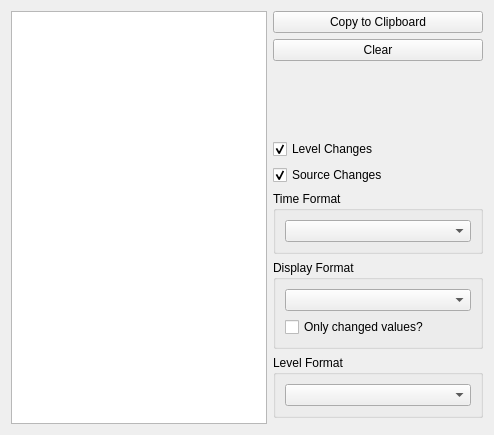
Qt form ui/logwindow.ui (docsteer/sacnview) before a commit.
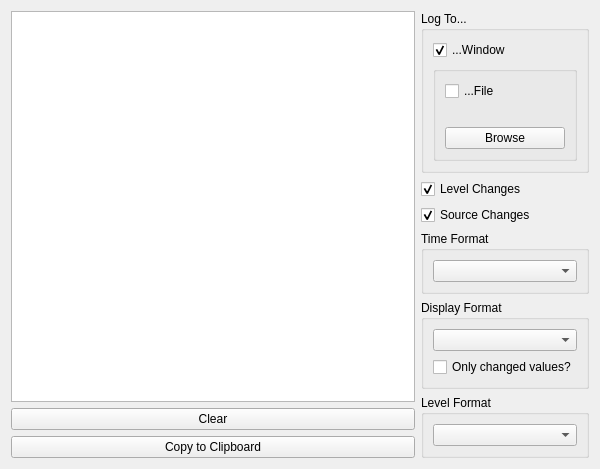
The same form after that commit. Icons and pictures are not drawn.

```diff
--- a/ui/logwindow.ui
+++ b/ui/logwindow.ui
@@ -6,16 +6,22 @@
    <rect>
     <x>0</x>
     <y>0</y>
-    <width>494</width>
+    <width>600</width>
     <height>435</height>
    </rect>
   </property>
   <property name="sizePolicy">
-   <sizepolicy hsizetype="Expanding" vsizetype="Expanding">
+   <sizepolicy hsizetype="MinimumExpanding" vsizetype="Expanding">
     <horstretch>0</horstretch>
     <verstretch>0</verstretch>
    </sizepolicy>
   </property>
+  <property name="minimumSize">
+   <size>
+    <width>600</width>
+    <height>0</height>
+   </size>
+  </property>
   <property name="windowTitle">
    <string>Log</string>
   </property>
@@ -23,9 +29,23 @@
    <iconset resource="../res/resources.qrc">
     <normaloff>:/icons/univ_view.png</normaloff>:/icons/univ_view.png</iconset>
   </property>
-  <layout class="QGridLayout" name="gridLayout">
-   <item row="0" column="0" rowspan="5">
+  <layout class="QGridLayout" name="gridLayout" columnstretch="1,0,0">
+   <item row="0" column="0">
+    <layout class="QVBoxLayout" name="verticalLayout_Log" stretch="2,0,0">
+     <item>
     <widget class="QPlainTextEdit" name="teLog">
+       <property name="sizePolicy">
+        <sizepolicy hsizetype="Expanding" vsizetype="Expanding">
+         <horstretch>0</horstretch>
+         <verstretch>0</verstretch>
+        </sizepolicy>
+       </property>
+       <property name="sizeAdjustPolicy">
+        <enum>QAbstractScrollArea::AdjustToContents</enum>
+       </property>
+       <property name="undoRedoEnabled">
+        <bool>false</bool>
+       </property>
      <property name="readOnly">
       <bool>true</bool>
      </property>
@@ -34,10 +54,10 @@
      </property>
     </widget>
    </item>
-   <item row="1" column="1">
+     <item>
     <widget class="QPushButton" name="btnClear">
      <property name="sizePolicy">
-      <sizepolicy hsizetype="Expanding" vsizetype="Maximum">
+        <sizepolicy hsizetype="Expanding" vsizetype="Expanding">
        <horstretch>0</horstretch>
        <verstretch>0</verstretch>
       </sizepolicy>
@@ -48,21 +68,15 @@
        <height>0</height>
       </size>
      </property>
-     <property name="maximumSize">
-      <size>
-       <width>16777215</width>
-       <height>50</height>
-      </size>
-     </property>
      <property name="text">
       <string>Clear</string>
      </property>
     </widget>
    </item>
-   <item row="0" column="1">
+     <item>
     <widget class="QPushButton" name="btnCopyClipboard">
      <property name="sizePolicy">
-      <sizepolicy hsizetype="Expanding" vsizetype="Maximum">
+        <sizepolicy hsizetype="Expanding" vsizetype="Expanding">
        <horstretch>0</horstretch>
        <verstretch>0</verstretch>
       </sizepolicy>
@@ -73,20 +87,84 @@
        <height>0</height>
       </size>
      </property>
-     <property name="maximumSize">
-      <size>
-       <width>16777215</width>
-       <height>50</height>
-      </size>
-     </property>
      <property name="text">
       <string>Copy to Clipboard</string>
      </property>
     </widget>
    </item>
-   <item row="3" column="1">
+    </layout>
+   </item>
+   <item row="0" column="2">
+    <layout class="QVBoxLayout" name="verticalLayout_Settings" stretch="0,2,0,0,1,1,1">
+     <item>
+      <widget class="QGroupBox" name="gbLogTo">
+       <property name="sizePolicy">
+        <sizepolicy hsizetype="Expanding" vsizetype="Expanding">
+         <horstretch>0</horstretch>
+         <verstretch>0</verstretch>
+        </sizepolicy>
+       </property>
+       <property name="title">
+        <string>Log To...</string>
+       </property>
     <layout class="QVBoxLayout" name="verticalLayout">
      <item>
+         <widget class="QCheckBox" name="cbLogToWindow">
+          <property name="text">
+           <string>...Window</string>
+          </property>
+          <property name="checked">
+           <bool>true</bool>
+          </property>
+         </widget>
+        </item>
+        <item>
+         <widget class="QGroupBox" name="gbLogToFile">
+          <property name="title">
+           <string/>
+          </property>
+          <layout class="QVBoxLayout" name="verticalLayout_5">
+           <item>
+            <widget class="QCheckBox" name="cbLogToFile">
+             <property name="text">
+              <string>...File</string>
+             </property>
+            </widget>
+           </item>
+           <item>
+            <widget class="QLabel" name="lblLogToFile">
+             <property name="text">
+              <string/>
+             </property>
+            </widget>
+           </item>
+           <item>
+            <widget class="QPushButton" name="pbLogToFile">
+             <property name="text">
+              <string>Browse</string>
+             </property>
+            </widget>
+           </item>
+          </layout>
+         </widget>
+        </item>
+       </layout>
+      </widget>
+     </item>
+     <item>
+      <spacer name="verticalSpacer">
+       <property name="orientation">
+        <enum>Qt::Vertical</enum>
+       </property>
+       <property name="sizeHint" stdset="0">
+        <size>
+         <width>20</width>
+         <height>100</height>
+        </size>
+       </property>
+      </spacer>
+     </item>
+     <item>
       <widget class="QCheckBox" name="cbLevels">
        <property name="sizePolicy">
         <sizepolicy hsizetype="Expanding" vsizetype="Expanding">
@@ -120,6 +198,12 @@
      </item>
      <item>
       <widget class="QGroupBox" name="gbTimeFormat">
+       <property name="sizePolicy">
+        <sizepolicy hsizetype="Expanding" vsizetype="Expanding">
+         <horstretch>0</horstretch>
+         <verstretch>0</verstretch>
+        </sizepolicy>
+       </property>
        <property name="title">
         <string>Time Format</string>
        </property>
@@ -139,15 +223,34 @@
      </item>
      <item>
       <widget class="QGroupBox" name="gbDisplayFormat">
+       <property name="sizePolicy">
+        <sizepolicy hsizetype="Expanding" vsizetype="Expanding">
+         <horstretch>0</horstretch>
+         <verstretch>0</verstretch>
+        </sizepolicy>
+       </property>
        <property name="title">
         <string>Display Format</string>
        </property>
        <layout class="QVBoxLayout" name="verticalLayout_3">
         <item>
-         <widget class="QComboBox" name="cbDisplayFormat"/>
+         <widget class="QComboBox" name="cbDisplayFormat">
+          <property name="sizePolicy">
+           <sizepolicy hsizetype="Expanding" vsizetype="Expanding">
+            <horstretch>0</horstretch>
+            <verstretch>0</verstretch>
+           </sizepolicy>
+          </property>
+         </widget>
         </item>
         <item>
          <widget class="QCheckBox" name="cbOnlyChanged">
+          <property name="sizePolicy">
+           <sizepolicy hsizetype="Expanding" vsizetype="Expanding">
+            <horstretch>0</horstretch>
+            <verstretch>0</verstretch>
+           </sizepolicy>
+          </property>
           <property name="text">
            <string>Only changed values?</string>
           </property>
@@ -158,31 +261,31 @@
      </item>
      <item>
       <widget class="QGroupBox" name="gbLevelFormat">
+       <property name="sizePolicy">
+        <sizepolicy hsizetype="Expanding" vsizetype="Expanding">
+         <horstretch>0</horstretch>
+         <verstretch>0</verstretch>
+        </sizepolicy>
+       </property>
        <property name="title">
         <string>Level Format</string>
        </property>
        <layout class="QVBoxLayout" name="verticalLayout_4">
         <item>
-         <widget class="QComboBox" name="cbLevelFormat"/>
+         <widget class="QComboBox" name="cbLevelFormat">
+          <property name="sizePolicy">
+           <sizepolicy hsizetype="Expanding" vsizetype="Expanding">
+            <horstretch>0</horstretch>
+            <verstretch>0</verstretch>
+           </sizepolicy>
+          </property>
+         </widget>
         </item>
        </layout>
       </widget>
      </item>
     </layout>
    </item>
-   <item row="2" column="1">
-    <spacer name="verticalSpacer">
-     <property name="orientation">
-      <enum>Qt::Vertical</enum>
-     </property>
-     <property name="sizeHint" stdset="0">
-      <size>
-       <width>20</width>
-       <height>40</height>
-      </size>
-     </property>
-    </spacer>
-   </item>
   </layout>
  </widget>
  <resources>
```
Lines whose indentation alone changed are shown as unchanged.
